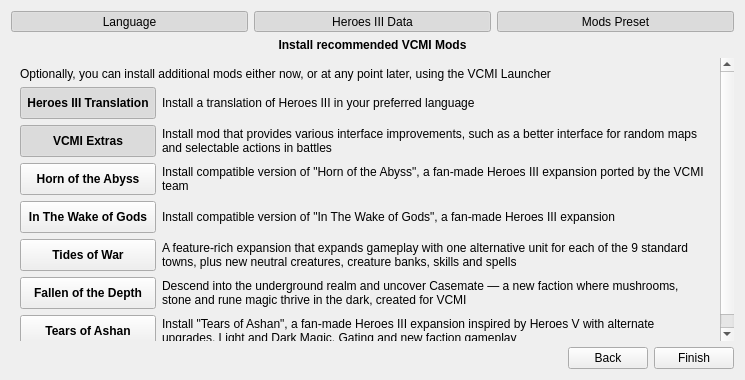
Above: launcher/firstLaunch/firstlaunch_moc.ui from GeorgeK1ng/vcmi before the change. Below: the same form after it.
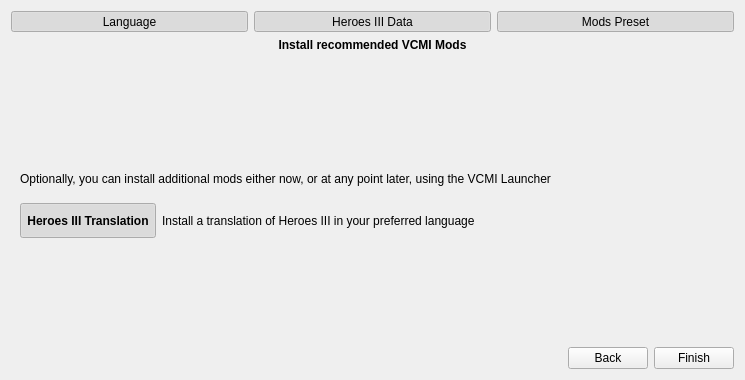
That is the form after the change. The open tabs and pages were chosen to show the change. Icons and pictures are not drawn.

Commit message: Load first launch mod presets from JSON

```diff
--- a/launcher/firstLaunch/firstlaunch_moc.ui
+++ b/launcher/firstLaunch/firstlaunch_moc.ui
@@ -669,80 +669,6 @@
            </rect>
           </property>
           <layout class="QGridLayout" name="gridLayout_4" columnstretch="1,0">
-         <item row="1" column="1">
-          <widget class="QLabel" name="labelPresetLanguageDescr">
-           <property name="sizePolicy">
-            <sizepolicy hsizetype="Preferred" vsizetype="Preferred">
-             <horstretch>100</horstretch>
-             <verstretch>0</verstretch>
-            </sizepolicy>
-           </property>
-           <property name="text">
-            <string>Install a translation of Heroes III in your preferred language</string>
-           </property>
-           <property name="wordWrap">
-            <bool>true</bool>
-           </property>
-          </widget>
-         </item>
-         <item row="1" column="0">
-          <widget class="QToolButton" name="buttonPresetLanguage">
-           <property name="sizePolicy">
-            <sizepolicy hsizetype="Preferred" vsizetype="Preferred">
-             <horstretch>0</horstretch>
-             <verstretch>0</verstretch>
-            </sizepolicy>
-           </property>
-           <property name="minimumSize">
-            <size>
-             <width>0</width>
-             <height>32</height>
-            </size>
-           </property>
-           <property name="font">
-            <font>
-             <weight>75</weight>
-             <bold>true</bold>
-            </font>
-           </property>
-           <property name="text">
-            <string>Heroes III Translation</string>
-           </property>
-           <property name="icon">
-            <iconset>
-             <normaloff>:icons/mod-disabled.png</normaloff>
-             <normalon>:icons/mod-enabled.png</normalon>:icons/mod-disabled.png</iconset>
-           </property>
-           <property name="checkable">
-            <bool>true</bool>
-           </property>
-           <property name="checked">
-            <bool>true</bool>
-           </property>
-           <property name="toolButtonStyle">
-            <enum>Qt::ToolButtonTextBesideIcon</enum>
-           </property>
-           <property name="autoRaise">
-            <bool>false</bool>
-           </property>
-          </widget>
-         </item>
-         <item row="4" column="1">
-          <widget class="QLabel" name="labelPresetHotaDescr">
-           <property name="sizePolicy">
-            <sizepolicy hsizetype="Preferred" vsizetype="Preferred">
-             <horstretch>100</horstretch>
-             <verstretch>0</verstretch>
-            </sizepolicy>
-           </property>
-           <property name="text">
-            <string>Install compatible version of &quot;Horn of the Abyss&quot;, a fan-made Heroes III expansion ported by the VCMI team</string>
-           </property>
-           <property name="wordWrap">
-            <bool>true</bool>
-           </property>
-          </widget>
-         </item>
          <item row="0" column="0" colspan="2">
           <widget class="QLabel" name="labelPresetDescription">
            <property name="sizePolicy">
@@ -759,8 +685,8 @@
            </property>
           </widget>
          </item>
-         <item row="4" column="0">
-          <widget class="QToolButton" name="buttonPresetHota">
+           <item row="1" column="0">
+            <widget class="QToolButton" name="buttonPresetLanguage">
            <property name="sizePolicy">
             <sizepolicy hsizetype="Preferred" vsizetype="Preferred">
              <horstretch>0</horstretch>
@@ -780,46 +706,7 @@
             </font>
            </property>
            <property name="text">
-            <string>Horn of the Abyss</string>
-           </property>
-           <property name="icon">
-            <iconset>
-             <normaloff>:icons/mod-disabled.png</normaloff>
-             <normalon>:icons/mod-enabled.png</normalon>:icons/mod-disabled.png</iconset>
-           </property>
-           <property name="checkable">
-            <bool>true</bool>
-           </property>
-           <property name="toolButtonStyle">
-            <enum>Qt::ToolButtonTextBesideIcon</enum>
-           </property>
-           <property name="autoRaise">
-            <bool>false</bool>
-           </property>
-          </widget>
-         </item>
-         <item row="3" column="0">
-          <widget class="QToolButton" name="buttonPresetExtras">
-           <property name="sizePolicy">
-            <sizepolicy hsizetype="Preferred" vsizetype="Preferred">
-             <horstretch>0</horstretch>
-             <verstretch>0</verstretch>
-            </sizepolicy>
-           </property>
-           <property name="minimumSize">
-            <size>
-             <width>0</width>
-             <height>32</height>
-            </size>
-           </property>
-           <property name="font">
-            <font>
-             <weight>75</weight>
-             <bold>true</bold>
-            </font>
-           </property>
-           <property name="text">
-            <string>VCMI Extras</string>
+              <string>Heroes III Translation</string>
            </property>
            <property name="icon">
             <iconset>
@@ -840,8 +727,8 @@
            </property>
           </widget>
          </item>
-         <item row="5" column="1">
-          <widget class="QLabel" name="labelPresetWogDescr">
+           <item row="1" column="1">
+            <widget class="QLabel" name="labelPresetLanguageDescr">
            <property name="sizePolicy">
             <sizepolicy hsizetype="Preferred" vsizetype="Preferred">
              <horstretch>100</horstretch>
@@ -849,232 +736,13 @@
             </sizepolicy>
            </property>
            <property name="text">
-            <string>Install compatible version of &quot;In The Wake of Gods&quot;, a fan-made Heroes III expansion</string>
+              <string>Install a translation of Heroes III in your preferred language</string>
            </property>
            <property name="wordWrap">
             <bool>true</bool>
            </property>
           </widget>
          </item>
-         <item row="6" column="1">
-          <widget class="QLabel" name="labelPresetTowDescr">
-           <property name="sizePolicy">
-            <sizepolicy hsizetype="Preferred" vsizetype="Preferred">
-             <horstretch>100</horstretch>
-             <verstretch>0</verstretch>
-            </sizepolicy>
-           </property>
-           <property name="text">
-            <string>A feature-rich expansion that expands gameplay with one alternative unit for each of the 9 standard towns, plus new neutral creatures, creature banks, skills and spells</string>
-           </property>
-           <property name="wordWrap">
-            <bool>true</bool>
-           </property>
-          </widget>
-         </item>
-         <item row="7" column="1">
-          <widget class="QLabel" name="labelPresetFodDescr">
-           <property name="sizePolicy">
-            <sizepolicy hsizetype="Preferred" vsizetype="Preferred">
-             <horstretch>100</horstretch>
-             <verstretch>0</verstretch>
-            </sizepolicy>
-           </property>
-           <property name="text">
-            <string>Descend into the underground realm and uncover Casemate — a new faction where mushrooms, stone and rune magic thrive in the dark, created for VCMI</string>
-           </property>
-           <property name="wordWrap">
-            <bool>true</bool>
-           </property>
-          </widget>
-         </item>
-
-         <item row="3" column="1">
-          <widget class="QLabel" name="labelPresetExtrasDescr">
-           <property name="sizePolicy">
-            <sizepolicy hsizetype="Preferred" vsizetype="Preferred">
-             <horstretch>100</horstretch>
-             <verstretch>0</verstretch>
-            </sizepolicy>
-           </property>
-           <property name="text">
-            <string>Install mod that provides various interface improvements, such as a better interface for random maps and selectable actions in battles</string>
-           </property>
-           <property name="wordWrap">
-            <bool>true</bool>
-           </property>
-          </widget>
-         </item>
-         <item row="5" column="0">
-          <widget class="QToolButton" name="buttonPresetWog">
-           <property name="sizePolicy">
-            <sizepolicy hsizetype="Preferred" vsizetype="Preferred">
-             <horstretch>0</horstretch>
-             <verstretch>0</verstretch>
-            </sizepolicy>
-           </property>
-           <property name="minimumSize">
-            <size>
-             <width>0</width>
-             <height>32</height>
-            </size>
-           </property>
-           <property name="font">
-            <font>
-             <weight>75</weight>
-             <bold>true</bold>
-            </font>
-           </property>
-           <property name="text">
-            <string>In The Wake of Gods</string>
-           </property>
-           <property name="icon">
-            <iconset resource="../resources.qrc">
-             <normaloff>:/icons/mod-disabled.png</normaloff>
-             <normalon>:icons/mod-enabled.png</normalon>:/icons/mod-disabled.png</iconset>
-           </property>
-           <property name="checkable">
-            <bool>true</bool>
-           </property>
-           <property name="toolButtonStyle">
-            <enum>Qt::ToolButtonTextBesideIcon</enum>
-           </property>
-           <property name="autoRaise">
-            <bool>false</bool>
-           </property>
-          </widget>
-         </item>
-         <item row="6" column="0">
-          <widget class="QToolButton" name="buttonPresetTow">
-           <property name="sizePolicy">
-            <sizepolicy hsizetype="Preferred" vsizetype="Preferred">
-             <horstretch>0</horstretch>
-             <verstretch>0</verstretch>
-            </sizepolicy>
-           </property>
-           <property name="minimumSize">
-            <size>
-             <width>0</width>
-             <height>32</height>
-            </size>
-           </property>
-           <property name="font">
-            <font>
-             <bold>true</bold>
-            </font>
-           </property>
-           <property name="text">
-            <string>Tides of War</string>
-           </property>
-           <property name="icon">
-            <iconset resource="../resources.qrc">
-             <normaloff>:/icons/mod-disabled.png</normaloff>
-             <normalon>:icons/mod-enabled.png</normalon>:/icons/mod-disabled.png</iconset>
-           </property>
-           <property name="checkable">
-            <bool>true</bool>
-           </property>
-           <property name="toolButtonStyle">
-            <enum>Qt::ToolButtonTextBesideIcon</enum>
-           </property>
-           <property name="autoRaise">
-            <bool>false</bool>
-           </property>
-          </widget>
-         </item>
-         <item row="7" column="0">
-          <widget class="QToolButton" name="buttonPresetFod">
-           <property name="sizePolicy">
-            <sizepolicy hsizetype="Preferred" vsizetype="Preferred">
-             <horstretch>0</horstretch>
-             <verstretch>0</verstretch>
-            </sizepolicy>
-           </property>
-           <property name="minimumSize">
-            <size>
-             <width>0</width>
-             <height>32</height>
-            </size>
-           </property>
-           <property name="font">
-            <font>
-             <bold>true</bold>
-            </font>
-           </property>
-           <property name="text">
-            <string>Fallen of the Depth</string>
-           </property>
-           <property name="icon">
-            <iconset resource="../resources.qrc">
-             <normaloff>:/icons/mod-disabled.png</normaloff>
-             <normalon>:icons/mod-enabled.png</normalon>:/icons/mod-disabled.png</iconset>
-           </property>
-           <property name="checkable">
-            <bool>true</bool>
-           </property>
-           <property name="toolButtonStyle">
-            <enum>Qt::ToolButtonTextBesideIcon</enum>
-           </property>
-           <property name="autoRaise">
-            <bool>false</bool>
-           </property>
-          </widget>
-         </item>
-         <item row="8" column="1">
-          <widget class="QLabel" name="labelPresetToaDescr">
-           <property name="sizePolicy">
-            <sizepolicy hsizetype="Preferred" vsizetype="Preferred">
-             <horstretch>100</horstretch>
-             <verstretch>0</verstretch>
-            </sizepolicy>
-           </property>
-           <property name="text">
-            <string>Install &quot;Tears of Ashan&quot;, a fan-made Heroes III expansion inspired by Heroes V with alternate upgrades, Light and Dark Magic, Gating and new faction gameplay</string>
-           </property>
-           <property name="wordWrap">
-            <bool>true</bool>
-           </property>
-          </widget>
-         </item>
-         <item row="8" column="0">
-          <widget class="QToolButton" name="buttonPresetToa">
-           <property name="sizePolicy">
-            <sizepolicy hsizetype="Preferred" vsizetype="Preferred">
-             <horstretch>0</horstretch>
-             <verstretch>0</verstretch>
-            </sizepolicy>
-           </property>
-           <property name="minimumSize">
-            <size>
-             <width>0</width>
-             <height>32</height>
-            </size>
-           </property>
-           <property name="font">
-            <font>
-             <bold>true</bold>
-            </font>
-           </property>
-           <property name="text">
-            <string>Tears of Ashan</string>
-           </property>
-           <property name="icon">
-            <iconset resource="../resources.qrc">
-             <normaloff>:/icons/mod-disabled.png</normaloff>
-             <normalon>:icons/mod-enabled.png</normalon>:/icons/mod-disabled.png</iconset>
-           </property>
-           <property name="checkable">
-            <bool>true</bool>
-           </property>
-           <property name="toolButtonStyle">
-            <enum>Qt::ToolButtonTextBesideIcon</enum>
-           </property>
-           <property name="autoRaise">
-            <bool>false</bool>
-           </property>
-          </widget>
-         </item>
-
           </layout>
          </widget>
         </widget>
```
Lines whose indentation alone changed are shown as unchanged. The commit also changes 5 other files.
